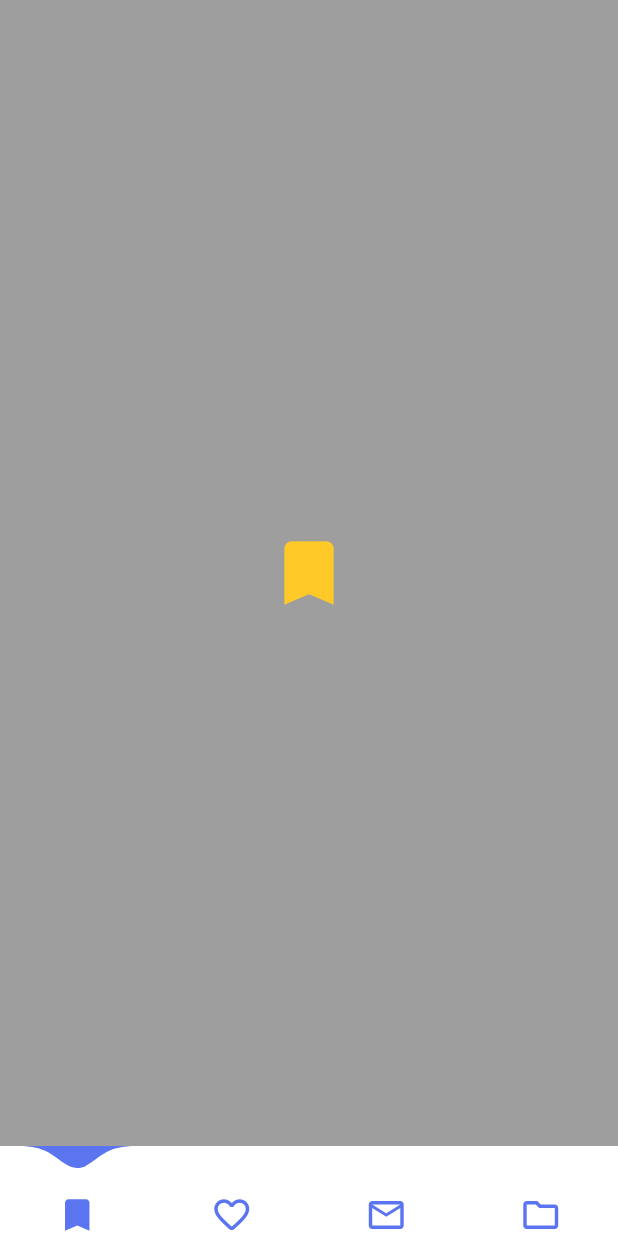
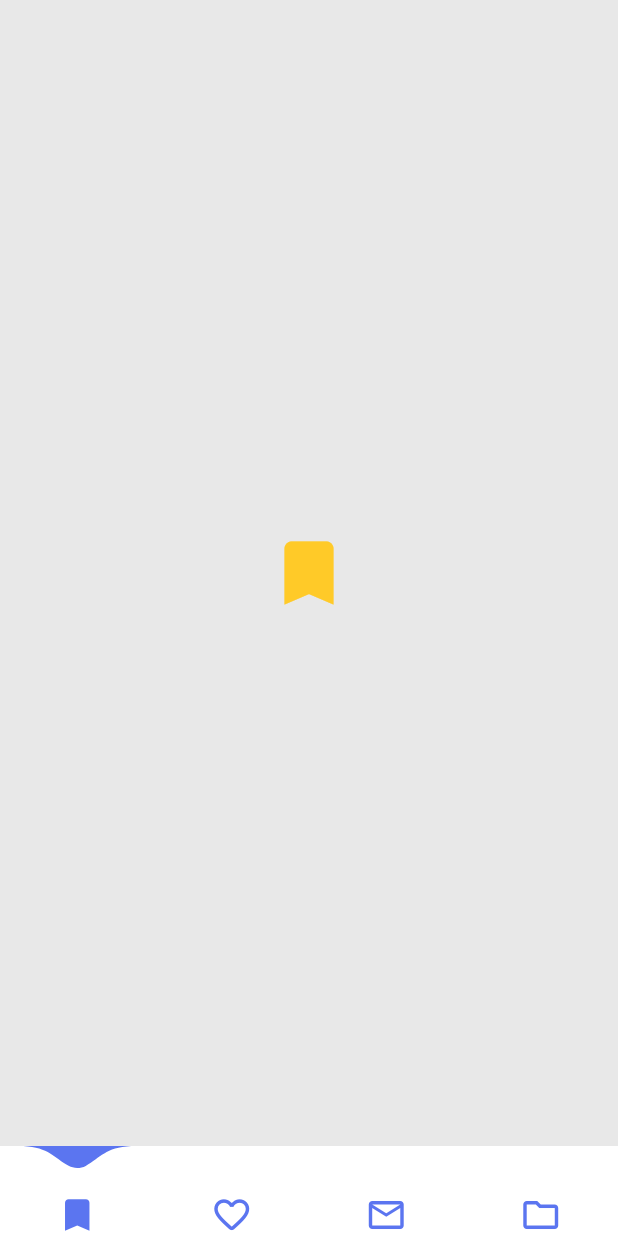
Before and after one commit to watery-desert/water_drop_nav_bar, a Flutter app: the screen it shows after launch, on a phone screen of 412 x 824 dp. Run offline on Flutter 3.47's test engine with Material 2 defaults, Android fonts, the phone set to English and light mode, and no system bars.

Commit message:
readme update

```diff
--- a/example/lib/main.dart
+++ b/example/lib/main.dart
@@ -16,7 +16,7 @@ class MyApp extends StatelessWidget {
       title: 'Flutter Demo',
       theme: ThemeData(
         primarySwatch: Colors.blue,
-        canvasColor: Colors.grey[200],
+        canvasColor: Color.fromARGB(255, 232, 232, 232),
       ),
       home: const MyHomePage(),
     );
@@ -50,7 +50,7 @@ class _MyHomePageState extends State<MyHomePage> {
         systemNavigationBarIconBrightness: Brightness.dark,
       ),
       child: Scaffold(
-        backgroundColor: Colors.grey,
+        // backgroundColor: Colors.grey,
         body: PageView(
           physics: const NeverScrollableScrollPhysics(),
           controller: pageController,
--- a/pubspec.yaml
+++ b/pubspec.yaml
@@ -1,6 +1,6 @@
 name: water_drop_nav_bar
 description: Bottom navigation bar, it has unique water drop effect. When water droplet falls it marks seleted item.
-version: 2.2.0+4
+version: 2.2.0+5
 repository: https://github.com/watery-desert/water_drop_nav_bar
 
 environment:
```
Also changed, not shown: 5 other files.
